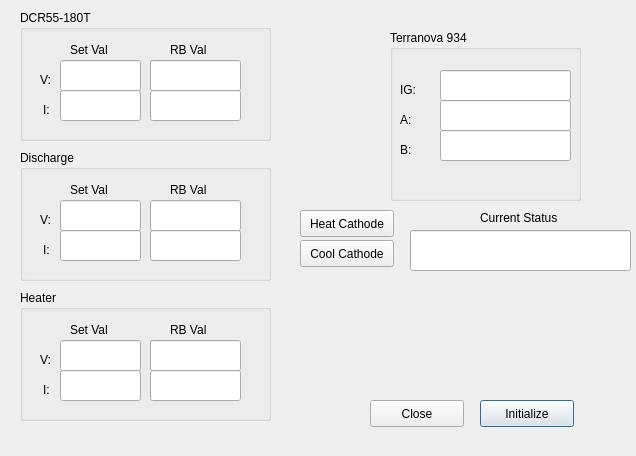
This is PlasmaCtrlDlg.ui in roussel-ryan/AWAPlasmaCtrl as Qt 5 draws it before an edit. The edited form follows.
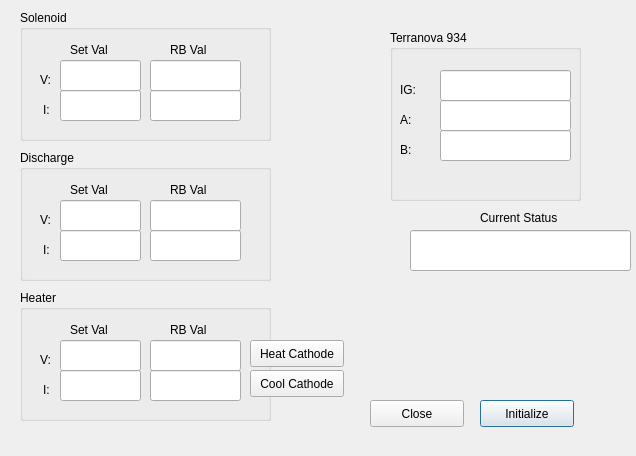
This is the edited form.

Commit message: tried to add decorators for status updates, didnt work

The edit to the form file:
```diff
--- a/PlasmaCtrlDlg.ui
+++ b/PlasmaCtrlDlg.ui
@@ -124,7 +124,7 @@
     </rect>
    </property>
    <property name="title">
-    <string>DCR55-180T</string>
+    <string>Solenoid</string>
    </property>
    <widget class="QLabel" name="label_3">
     <property name="geometry">
@@ -445,8 +445,8 @@
   <widget class="QPushButton" name="HeatCathodeButton">
    <property name="geometry">
     <rect>
-     <x>300</x>
-     <y>210</y>
+     <x>250</x>
+     <y>340</y>
      <width>94</width>
      <height>27</height>
     </rect>
@@ -458,8 +458,8 @@
   <widget class="QPushButton" name="CoolCathodeButton">
    <property name="geometry">
     <rect>
-     <x>300</x>
-     <y>240</y>
+     <x>250</x>
+     <y>370</y>
      <width>94</width>
      <height>27</height>
     </rect>
```
Left out of the diff: 2 changed lines with no effect on the pictures. The commit also changes 1 other file.
